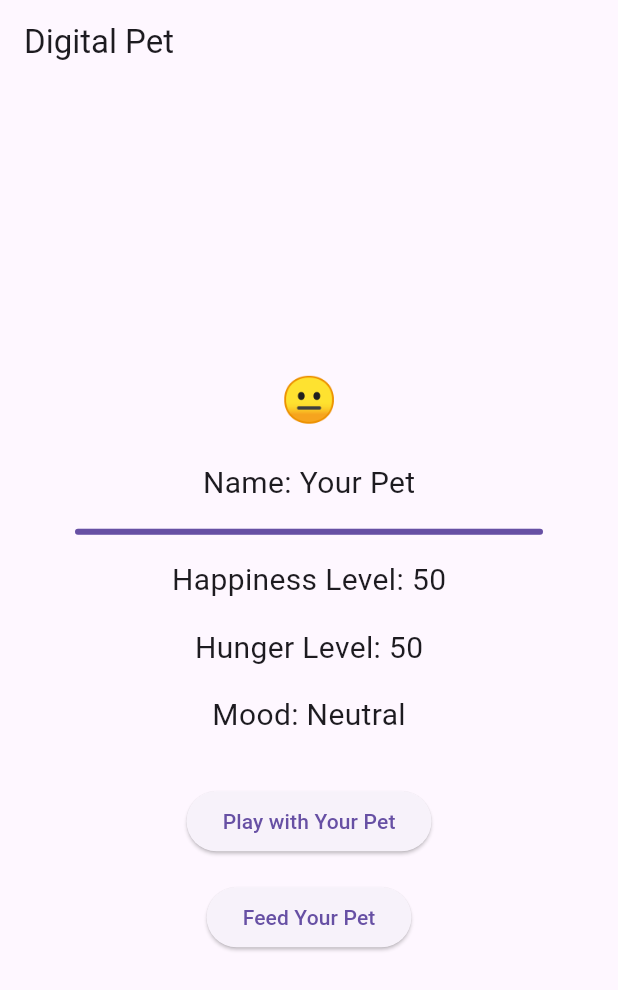
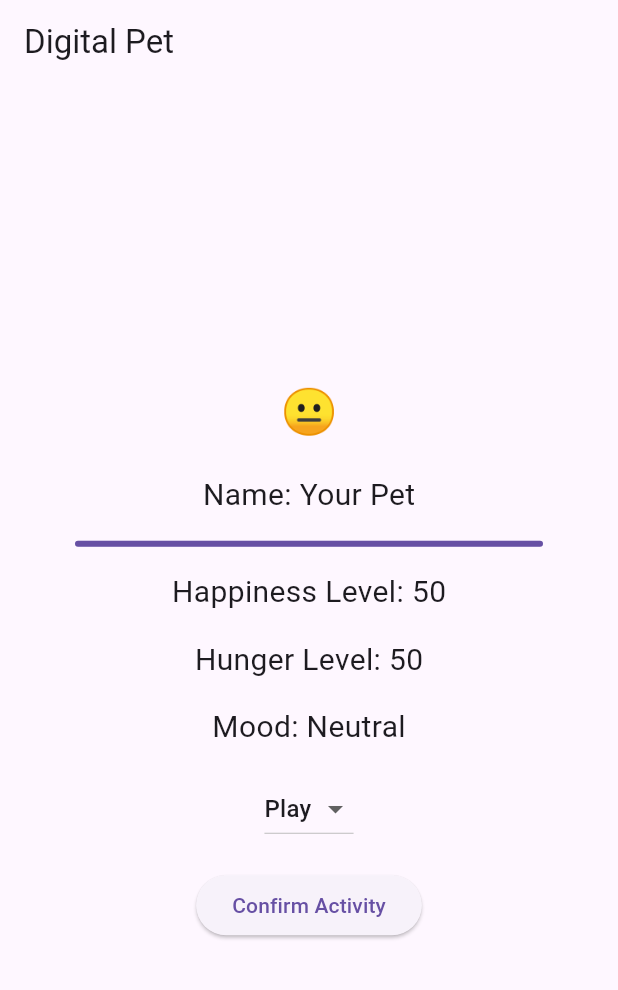
Before and after one commit to ewilliams153/MADPetApp, a Flutter app: the screen it shows after launch, on a phone screen of 412 x 824 dp. Shown: the top 990 px of the screen. Run offline on Flutter 3.47's test engine with Material 3 defaults, Android fonts, the phone set to English and light mode, and no system bars.

Commit message:
Create activity dropdown

```diff
--- a/lib/main.dart
+++ b/lib/main.dart
@@ -1,7 +1,7 @@
 import 'dart:async';
-
 import 'package:flutter/material.dart';
 
+// App created by Esther and Phi
 void main() {
   runApp(MaterialApp(
     home: DigitalPetApp(),
@@ -18,6 +18,7 @@ class _DigitalPetAppState extends State<DigitalPetApp> {
   int happinessLevel = 50;
   int hungerLevel = 50;
   double _energyLevel = 1;
+  String activity = 'Play';
 
   @override
   void initState() {
@@ -37,6 +38,7 @@ class _DigitalPetAppState extends State<DigitalPetApp> {
   void _playWithPet() {
     setState(() {
       happinessLevel = (happinessLevel + 10).clamp(0, 100);
+      _energyLevel = (_energyLevel - 0.2).clamp(0, 1);
       _updateHunger();
     });
   }
@@ -87,6 +89,18 @@ class _DigitalPetAppState extends State<DigitalPetApp> {
     }
   }
 
+  void doActivity() {
+    if (activity == 'Play') {
+      _playWithPet();
+    } else if (activity == 'Feed') {
+      _feedPet();
+    } else if (activity == 'Rest') {
+      setState(() {
+        _energyLevel = (_energyLevel + 0.1).clamp(0, 1);
+      });
+    }
+  }
+
   @override
   Widget build(BuildContext context) {
     return Scaffold(
@@ -129,16 +143,21 @@ class _DigitalPetAppState extends State<DigitalPetApp> {
               'Mood: ${_getMood()}',
               style: TextStyle(fontSize: 20.0),
             ),
-            SizedBox(height: 32.0),
+            SizedBox(height: 16.0),
+            DropdownButton<String>(
+                padding: EdgeInsets.symmetric(horizontal: 10),
+                value: activity,
+                borderRadius: BorderRadius.all(Radius.circular(5)),
+                items: <String>['Play', 'Feed', 'Rest'].map((String value) {
+                  return DropdownMenuItem<String>(
+                    value: value,
+                    child: Text(value),
+                  );
+                }).toList(),
+                onChanged: (String? newValue) => activity = newValue!),
+            SizedBox(height: 16),
             ElevatedButton(
-              onPressed: _playWithPet,
-              child: Text('Play with Your Pet'),
-            ),
-            SizedBox(height: 16.0),
-            ElevatedButton(
-              onPressed: _feedPet,
-              child: Text('Feed Your Pet'),
-            ),
+                onPressed: doActivity, child: Text('Confirm Activity')),
           ],
         ),
       ),
```
